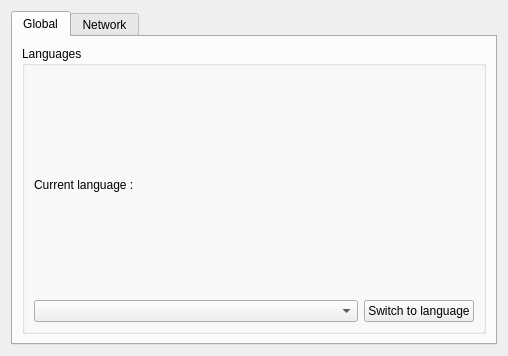
This is parsec/core/gui/forms/settings_widget.ui in Scille/parsec-cloud as Qt 5 draws it before an edit. The edited form follows.
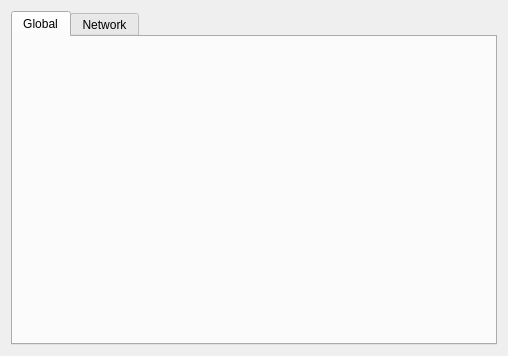
This is the edited form. Icons and pictures are not drawn.

```diff
--- a/parsec/core/gui/forms/settings_widget.ui
+++ b/parsec/core/gui/forms/settings_widget.ui
@@ -27,71 +27,7 @@
       <attribute name="title">
        <string>Global</string>
       </attribute>
-      <layout class="QVBoxLayout" name="verticalLayout_2">
-       <item>
-        <widget class="QGroupBox" name="groupBox">
-         <property name="title">
-          <string>Languages</string>
-         </property>
-         <layout class="QVBoxLayout" name="verticalLayout_3">
-          <item>
-           <layout class="QHBoxLayout" name="horizontalLayout_2">
-            <item>
-             <widget class="QLabel" name="label_2">
-              <property name="sizePolicy">
-               <sizepolicy hsizetype="Preferred" vsizetype="Minimum">
-                <horstretch>0</horstretch>
-                <verstretch>0</verstretch>
-               </sizepolicy>
-              </property>
-              <property name="text">
-               <string>Current language :</string>
-              </property>
-             </widget>
-            </item>
-            <item>
-             <widget class="QLabel" name="label_current_language">
-              <property name="sizePolicy">
-               <sizepolicy hsizetype="Preferred" vsizetype="Minimum">
-                <horstretch>0</horstretch>
-                <verstretch>0</verstretch>
-               </sizepolicy>
-              </property>
-              <property name="text">
-               <string/>
-              </property>
-             </widget>
-            </item>
-           </layout>
-          </item>
-          <item>
-           <layout class="QHBoxLayout" name="horizontalLayout">
-            <item>
-             <widget class="QComboBox" name="combo_languages">
-              <property name="sizePolicy">
-               <sizepolicy hsizetype="Expanding" vsizetype="Fixed">
-                <horstretch>0</horstretch>
-                <verstretch>0</verstretch>
-               </sizepolicy>
-              </property>
-              <property name="currentText">
-               <string/>
-              </property>
-             </widget>
-            </item>
-            <item>
-             <widget class="QPushButton" name="button_switch_language">
-              <property name="text">
-               <string>Switch to language</string>
-              </property>
-             </widget>
-            </item>
-           </layout>
-          </item>
-         </layout>
-        </widget>
-       </item>
-      </layout>
+      <layout class="QVBoxLayout" name="verticalLayout_2"/>
      </widget>
      <widget class="QWidget" name="tab_network">
       <attribute name="icon">
```
Left out of the diff: 8 changed lines with no effect on the pictures.
